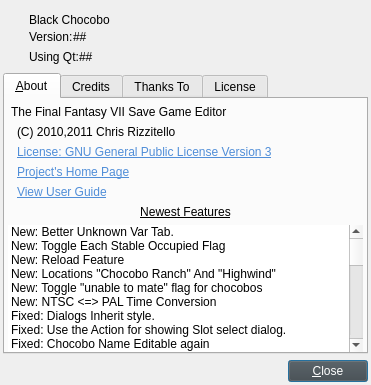
The window that about.ui (sithlord48/blackchocobo) describes before a commit, drawn with Qt 5.
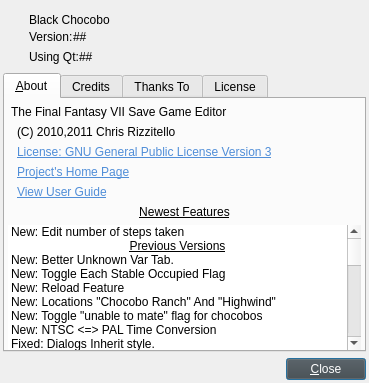
The same window after the commit. Icons and pictures are not drawn.

Commit message: steps var found, lupdate, added ability to edit steps. +1 z var

Patch:
```diff
--- a/about.ui
+++ b/about.ui
@@ -9,8 +9,8 @@
    <rect>
     <x>0</x>
     <y>0</y>
-    <width>371</width>
-    <height>385</height>
+    <width>369</width>
+    <height>383</height>
    </rect>
   </property>
   <property name="sizePolicy">
@@ -496,6 +496,26 @@
          <property name="wordWrap">
           <bool>true</bool>
          </property>
+         <item>
+          <property name="text">
+           <string>New: Edit number of steps taken</string>
+          </property>
+         </item>
+         <item>
+          <property name="text">
+           <string>Previous Versions</string>
+          </property>
+          <property name="font">
+           <font>
+            <weight>50</weight>
+            <bold>false</bold>
+            <underline>true</underline>
+           </font>
+          </property>
+          <property name="textAlignment">
+           <set>AlignHCenter|AlignVCenter|AlignCenter</set>
+          </property>
+         </item>
          <item>
           <property name="text">
            <string>New: Better Unknown Var Tab.</string>
@@ -541,21 +561,6 @@
            <string>Fixed: Chocobo Name Editable again</string>
           </property>
          </item>
-         <item>
-          <property name="text">
-           <string>Previous Versions</string>
-          </property>
-          <property name="font">
-           <font>
-            <weight>50</weight>
-            <bold>false</bold>
-            <underline>true</underline>
-           </font>
-          </property>
-          <property name="textAlignment">
-           <set>AlignHCenter|AlignVCenter|AlignCenter</set>
-          </property>
-         </item>
          <item>
           <property name="text">
            <string>New: Editable Unknown Vars</string>
```
The commit also changes 8 other files.
